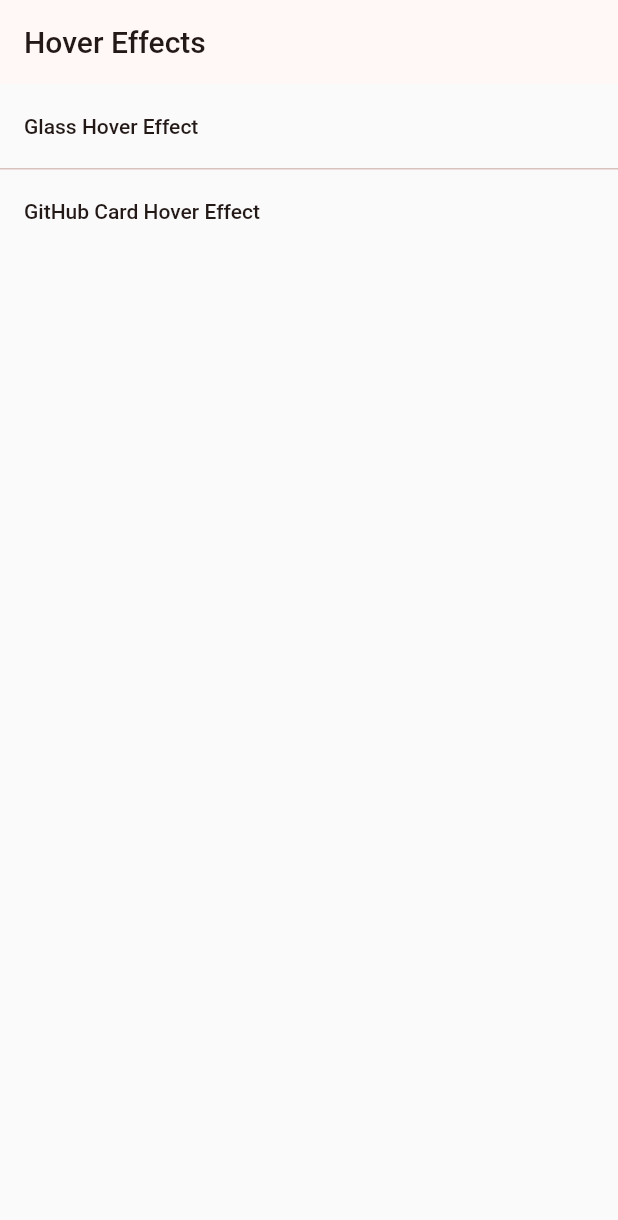
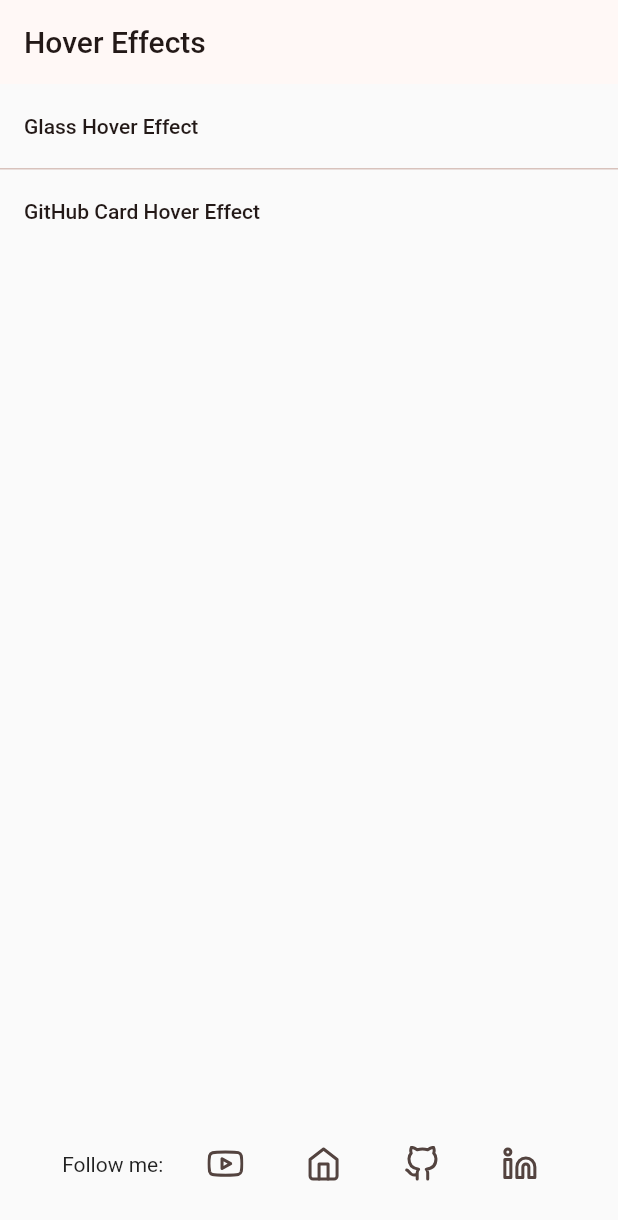
Before and after one commit to Flutter-Explained/hover_effects, a Flutter app: the screen it shows after launch, on a phone screen of 412 x 824 dp. Shown: the top 1220 px of the screen. Run offline on Flutter 3.47's test engine with Material 2 defaults, Android fonts, the phone set to English and light mode, and no system bars; our stand-ins replace feather_icons; missing offline and left inert: flutter_octicons.

Commit message:
Upgraded flutter version and added social media icons

```diff
--- a/lib/main.dart
+++ b/lib/main.dart
@@ -1,6 +1,8 @@
+import 'package:feather_icons/feather_icons.dart';
 import 'package:flutter/material.dart';
 import 'package:hover_effect/01_glass_hover/glass_hover_effect.dart';
 import 'package:hover_effect/02_github_card/github_card.dart';
+import 'package:url_launcher/url_launcher.dart';
 
 void main() {
   runApp(const MainApp());
@@ -20,6 +22,29 @@ class EffectDemo {
 }
 
 class _MainAppState extends State<MainApp> with SingleTickerProviderStateMixin {
+  List<SocialMediaIcon> socials = [
+    SocialMediaIcon(
+      unparsedUrl: "https://youtube.com/@flutterexplained",
+      iconData: FeatherIcons.youtube,
+      tooltip: "Flutter Explained YouTube Channel",
+    ),
+    SocialMediaIcon(
+      unparsedUrl: "https://flutter-explained.dev",
+      iconData: FeatherIcons.home,
+      tooltip: "Flutter Explained Website",
+    ),
+    SocialMediaIcon(
+      unparsedUrl: "https://github.com/md-weber",
+      iconData: FeatherIcons.github,
+      tooltip: "GitHub",
+    ),
+    SocialMediaIcon(
+      unparsedUrl: "https://www.linkedin.com/in/flutterexp",
+      iconData: FeatherIcons.linkedin,
+      tooltip: "GitHub",
+    )
+  ];
+
   List<EffectDemo> demos = [
     EffectDemo(
       title: "Glass Hover Effect",
@@ -40,7 +65,10 @@ class _MainAppState extends State<MainApp> with SingleTickerProviderStateMixin {
       ),
       home: Scaffold(
         appBar: AppBar(title: const Text("Hover Effects")),
-        body: ListView.separated(
+        body: Column(
+          children: [
+            Expanded(
+              child: ListView.separated(
                 itemBuilder: (context, index) {
                   return ListTile(
                     title: Text(demos[index].title),
@@ -53,6 +81,46 @@ class _MainAppState extends State<MainApp> with SingleTickerProviderStateMixin {
                 itemCount: demos.length,
               ),
             ),
+            Padding(
+              padding: const EdgeInsets.all(24.0),
+              child: Row(
+                mainAxisAlignment: MainAxisAlignment.spaceEvenly,
+                children: [
+                  const Text("Follow me:"),
+                  for (var social in socials)
+                    IconButton(
+                      onPressed: () => openURL(social.unparsedUrl),
+                      icon: Icon(social.iconData),
+                      tooltip: social.tooltip,
+                    ),
+                ],
+              ),
+            )
+          ],
+        ),
+      ),
     );
   }
+
+  openURL(String unparsedURL) async {
+    var url = Uri.parse(unparsedURL);
+    if (!await launchUrl(
+      url,
+      mode: LaunchMode.externalApplication,
+    )) {
+      throw Exception('Could not launch $url');
     }
+  }
+}
+
+class SocialMediaIcon {
+  String unparsedUrl;
+  String? tooltip;
+  IconData iconData;
+
+  SocialMediaIcon({
+    required this.unparsedUrl,
+    required this.iconData,
+    this.tooltip,
+  });
+}
--- a/pubspec.yaml
+++ b/pubspec.yaml
@@ -7,9 +7,11 @@ environment:
   sdk: ">=3.0.6 <4.0.0"
 
 dependencies:
+  feather_icons: ^1.2.0
   flutter:
     sdk: flutter
   flutter_octicons: ^0.42.0
+  url_launcher: ^6.1.14
 
 dev_dependencies:
   flutter_test:
```
Also changed, not shown: pubspec.lock, 14 other files. Lines whose indentation alone changed are shown as unchanged.
